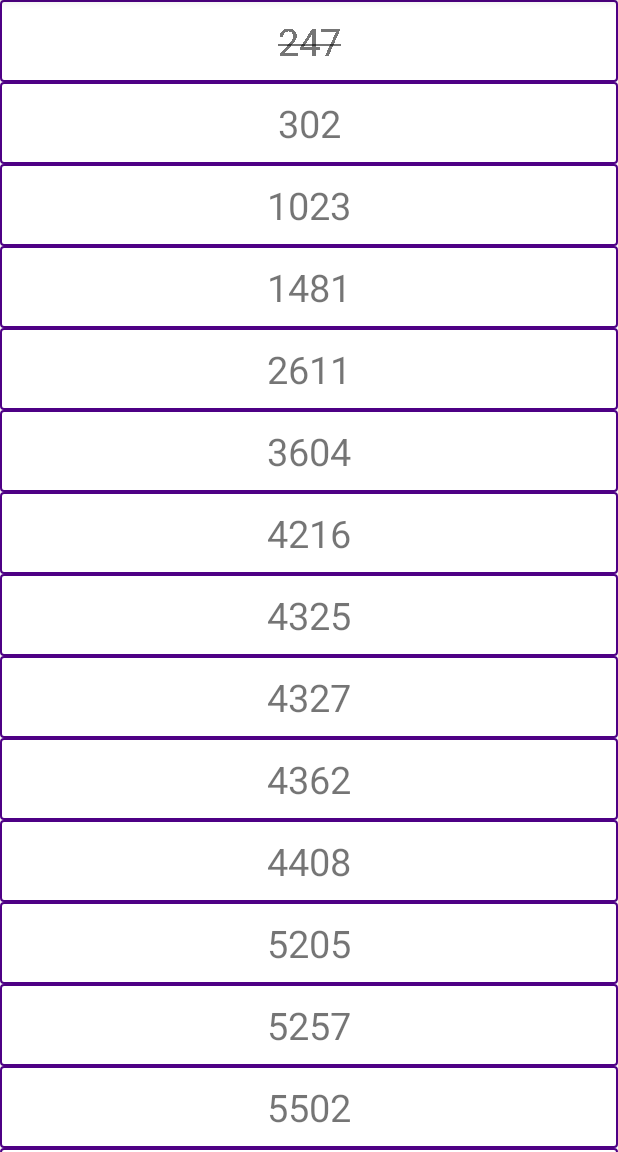
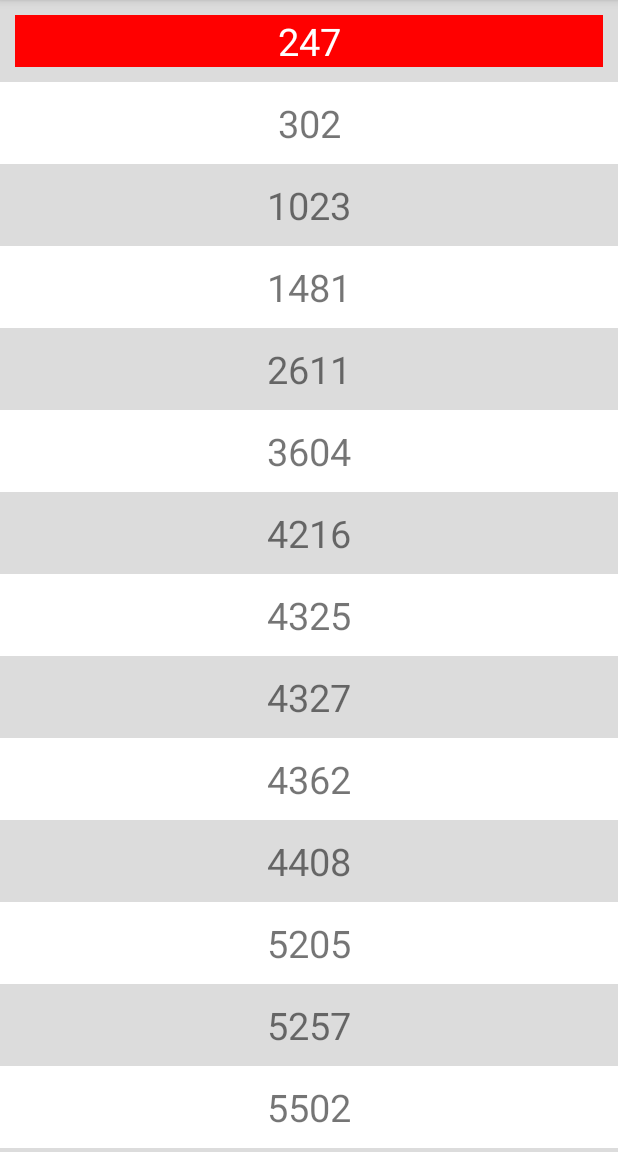
Before and after one commit to Deanxc/GoonSquadScouting, an Android app: the AllianceSelectionActivity screen opened directly, with no data from a screen before it, after a tap on "247", on a phone screen of 412 x 824 dp, the part 84-1236 px from its top. Run offline under Robolectric (Android 15) with nearby library versions, the phone set to English and light mode, and no system bars.

Commit message:
-Changed to alternating colors and fixed alliance selection. TODO: Add algorithm to sort teamList

```diff
--- a/app/src/main/java/com/example/goonsquad/goonsquadscouting/AllianceSelectionActivity.java
+++ b/app/src/main/java/com/example/goonsquad/goonsquadscouting/AllianceSelectionActivity.java
@@ -1,16 +1,12 @@
 package com.example.goonsquad.goonsquadscouting;
 
 import android.graphics.Color;
-import android.graphics.Paint;
 import android.support.v7.app.AppCompatActivity;
 import android.os.Bundle;
 import android.support.v7.widget.LinearLayoutManager;
 import android.support.v7.widget.RecyclerView;
-import android.util.Log;
 import android.view.View;
 import android.widget.TextView;
-
-import java.util.Iterator;
 
 import static com.example.goonsquad.goonsquadscouting.Global.*;
 
@@ -39,46 +35,25 @@ public class AllianceSelectionActivity extends AppCompatActivity implements Team
         RecyclerView allTeams = findViewById(R.id.eventTeamList);
         View row = allTeams.getLayoutManager().findViewByPosition(position);
 
-        TextView tv = row.findViewById(R.id.teamNum);
-        tv.setPaintFlags(Paint.STRIKE_THRU_TEXT_FLAG);
-        adapter.notifyDataSetChanged();
+        if(teamListColor.get(position).equals("0")) {
 
-        //Changes
-        /*
-        Iterator itr = teamList.iterator();
-        while (itr.hasNext())
-        {
-            String x = (String) itr.next();
-            if (x.equals(adapter.getItem(position))) {
-
-                TextView tv = findViewById(R.id.teamNum);
-                tv.setPaintFlags(tv.getPaintFlags() | Paint.STRIKE_THRU_TEXT_FLAG);
-
-                adapter.removeItem(position);
-                adapter.notifyItemRemoved(position);
-
-                adapter.addItem(x);
-                adapter.notifyDataSetChanged();
-
-                RecyclerView allTeams = findViewById(R.id.eventTeamList);
-                Log.d("Position", "Position: "+(adapter.getItemCount()-1));
-
-                for(int i = 1; i < rowCount+1; i++ ) {
-                    try {
-                        RecyclerView.ViewHolder hold = allTeams.findViewHolderForLayoutPosition(adapter.getItemCount() - i);
-                        hold.itemView.setBackgroundColor(Color.RED);
-                    }
-                    catch(NullPointerException e){
-                        Log.d("Position", "Position: "+(adapter.getItemCount()));
-                    }
-
-                }
-                adapter.notifyDataSetChanged();
-
-                break;
-
-            }
+            TextView tv = row.findViewById(R.id.teamNum);
+            teamListColor.set(position, "1");
+            //tv.setPaintFlags(Paint.STRIKE_THRU_TEXT_FLAG);
+            tv.setBackgroundColor(Color.RED);
+            tv.setTextColor(Color.WHITE);
+            adapter.notifyDataSetChanged();
         }
-        */
+        else {
+            TextView tv = row.findViewById(R.id.teamNum);
+            teamListColor.set(position, "0");
+            //tv.setPaintFlags(Paint.LINEAR_TEXT_FLAG);
+            if(position % 2 == 0)
+                tv.setBackgroundColor(Color.parseColor("#DCDCDC"));
+            else
+                tv.setBackgroundColor(Color.WHITE);
+            tv.setTextColor(Color.parseColor("#737373"));
+            adapter.notifyDataSetChanged();
+        }
     }
 }
--- a/app/src/main/java/com/example/goonsquad/goonsquadscouting/TeamAdapter.java
+++ b/app/src/main/java/com/example/goonsquad/goonsquadscouting/TeamAdapter.java
@@ -37,7 +37,7 @@ public class TeamAdapter extends RecyclerView.Adapter<TeamAdapter.ViewHolder> {
     public void onBindViewHolder(ViewHolder holder, int position) {
         String team = mData.get(position);
         holder.myTextView.setText(team);
-/*
+
         if(position %2 == 1)
         {
             holder.itemView.setBackgroundColor(Color.parseColor("#FFFFFF"));
@@ -45,10 +45,9 @@ public class TeamAdapter extends RecyclerView.Adapter<TeamAdapter.ViewHolder> {
         }
         else
         {
-            holder.itemView.setBackgroundColor(Color.parseColor("#FFFAF8FD"));
+            holder.itemView.setBackgroundColor(Color.parseColor("#DCDCDC"));
             //  holder.imageView.setBackgroundColor(Color.parseColor("#FFFAF8FD"));
         }
-*/
     }
 
 
```
Also changed, not shown: app/src/main/java/com/example/goonsquad/goonsquadscouting/Global.java (+43 -0 lines), app/src/main/res/layout/activity_setting.xml (+11 -7 lines).
